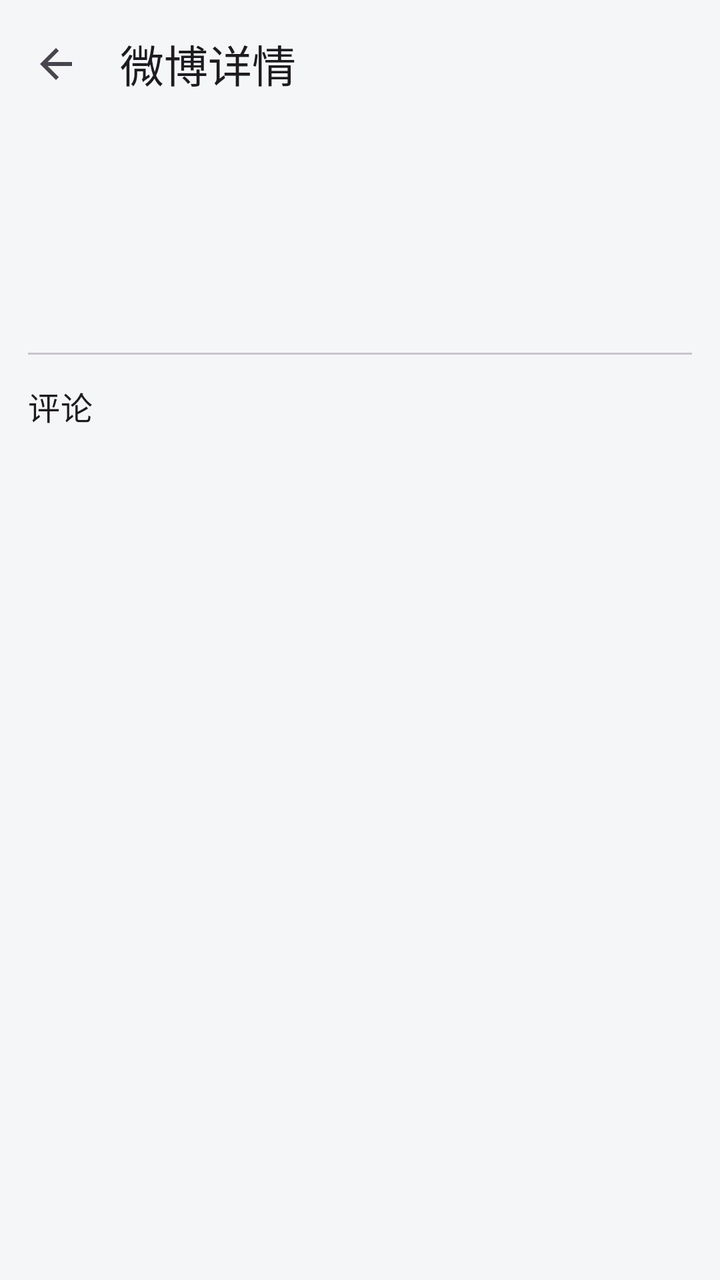
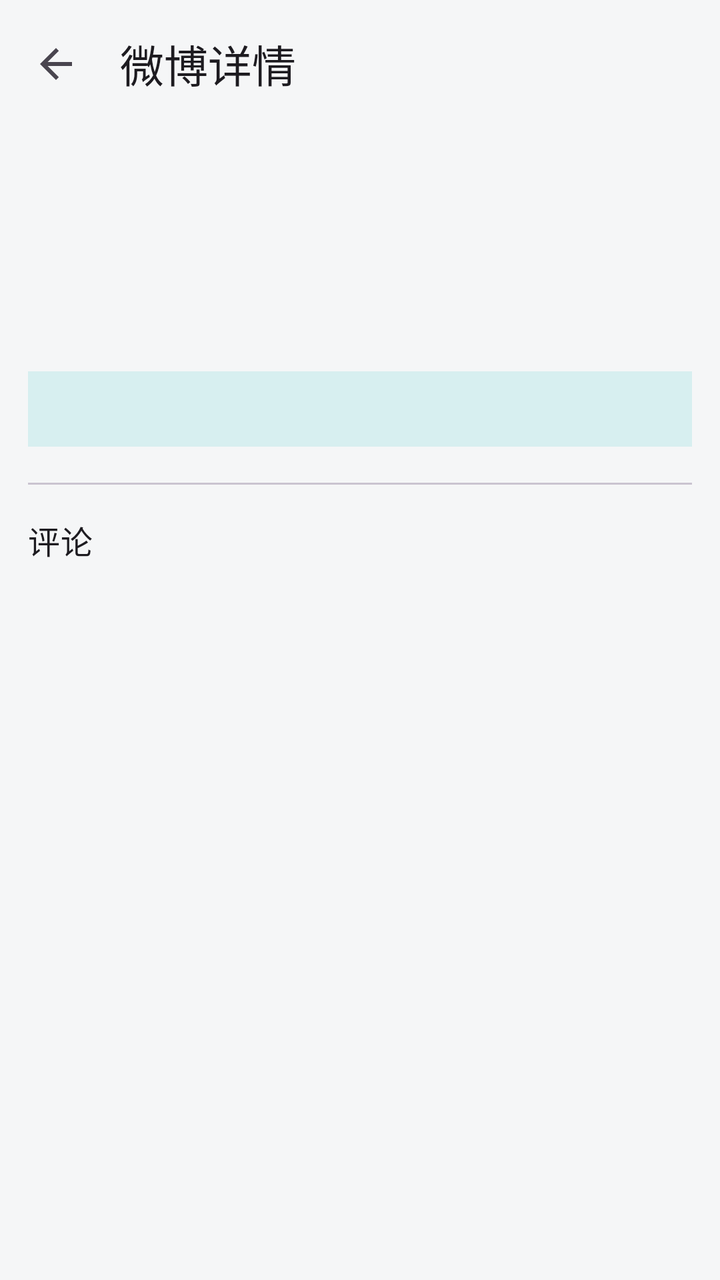

The first picture is an Android layout as it rendered before a commit; the second is the same layout after the commit. The layout source and the unified diff follow.
<!-- AndroidManifest.xml: application theme Theme.EncyclopediaApp -->
<!-- res/layout/activity_weibo_detail.xml -->
<?xml version="1.0" encoding="utf-8"?>
<LinearLayout xmlns:android="http://schemas.android.com/apk/res/android"
    xmlns:app="http://schemas.android.com/apk/res-auto"
    android:layout_width="match_parent"
    android:layout_height="match_parent"
    android:orientation="vertical">

    <com.google.android.material.appbar.MaterialToolbar
        android:id="@+id/toolbar"
        android:layout_width="match_parent"
        android:layout_height="?attr/actionBarSize"
        app:navigationIcon="@drawable/ic_back"
        app:title="微博详情" />

    <com.google.android.material.progressindicator.LinearProgressIndicator
        android:id="@+id/progress"
        android:layout_width="match_parent"
        android:layout_height="wrap_content"
        android:indeterminate="true"
        android:visibility="gone" />

    <androidx.core.widget.NestedScrollView
        android:layout_width="match_parent"
        android:layout_height="0dp"
        android:layout_weight="1"
        android:clipToPadding="false"
        android:paddingBottom="24dp">

        <LinearLayout
            android:layout_width="match_parent"
            android:layout_height="wrap_content"
            android:orientation="vertical"
            android:padding="14dp">

            <TextView
                android:id="@+id/weiboMeta"
                android:layout_width="match_parent"
                android:layout_height="wrap_content"
                android:textColor="@color/text_secondary"
                android:textSize="12sp" />

            <TextView
                android:id="@+id/weiboText"
                android:layout_width="match_parent"
                android:layout_height="wrap_content"
                android:layout_marginTop="10dp"
                android:textIsSelectable="true"
                android:textAppearance="@style/TextAppearance.Material3.BodyLarge" />

            <LinearLayout
                android:id="@+id/weiboPics"
                android:layout_width="match_parent"
                android:layout_height="wrap_content"
                android:layout_marginTop="10dp"
                android:orientation="vertical" />

            <TextView
                android:id="@+id/weiboMetrics"
                android:layout_width="match_parent"
                android:layout_height="wrap_content"
                android:layout_marginTop="10dp"
                android:textColor="@color/text_secondary"
                android:textSize="12sp" />

            <com.google.android.material.divider.MaterialDivider
                android:layout_width="match_parent"
                android:layout_height="wrap_content"
                android:layout_marginTop="14dp" />

            <TextView
                android:id="@+id/commentHeader"
                android:layout_width="match_parent"
                android:layout_height="wrap_content"
                android:layout_marginTop="14dp"
                android:text="评论"
                android:textAppearance="@style/TextAppearance.Material3.TitleMedium" />

            <LinearLayout
                android:id="@+id/commentList"
                android:layout_width="match_parent"
                android:layout_height="wrap_content"
                android:layout_marginTop="4dp"
                android:orientation="vertical" />
        </LinearLayout>
    </androidx.core.widget.NestedScrollView>
</LinearLayout>
<!-- resources referenced by this layout -->
<resources>
  <color name="text_secondary">#606C71</color>
  <!-- drawable ic_back (drawable) -->
  <vector xmlns:android="http://schemas.android.com/apk/res/android"
      android:width="24dp" android:height="24dp" android:viewportWidth="24" android:viewportHeight="24">
      <path android:fillColor="?attr/colorControlNormal" android:pathData="M20,11H7.83l5.59,-5.59L12,4l-8,8 8,8 1.41,-1.41L7.83,13H20v-2z"/>
  </vector>
  <style name="Theme.EncyclopediaApp" parent="Theme.Material3.DayNight.NoActionBar">
          <item name="colorPrimary">@color/primary</item>
          <item name="colorOnPrimary">@color/on_primary</item>
          <item name="colorPrimaryContainer">@color/primary_container</item>
          <item name="colorOnPrimaryContainer">@color/text_primary</item>
          <item name="colorOnSurface">@color/text_primary</item>
          <item name="colorOnSurfaceVariant">@color/text_secondary</item>
          <item name="colorOutline">@color/divider</item>
          <item name="materialCardViewStyle">@style/Widget.Encyclopedia.Card</item>
          <item name="colorSurface">@color/card</item>
          <item name="android:colorBackground">@color/background</item>
          <item name="android:statusBarColor">@color/background</item>
          <item name="android:windowLightStatusBar" tools:targetApi="m">true</item>
          <item name="android:navigationBarColor">@color/surface</item>
          <item name="android:windowLightNavigationBar" tools:targetApi="o_mr1">true</item>
          <item name="android:windowBackground">@color/background</item>
      </style>
  <color name="primary">#087F85</color>
  <color name="on_primary">#FFFFFF</color>
  <color name="primary_container">#D7EFF0</color>
  <color name="text_primary">#202629</color>
  <color name="divider">#DEE4E6</color>
  <style name="Widget.Encyclopedia.Card" parent="Widget.Material3.CardView.Outlined">
          <item name="cardCornerRadius">8dp</item>
          <item name="cardElevation">0dp</item>
          <item name="strokeColor">@color/divider</item>
          <item name="strokeWidth">1dp</item>
      </style>
  <color name="card">#FFFFFF</color>
  <color name="background">#F5F6F7</color>
  <color name="surface">#FFFFFF</color>
</resources>

<!-- the commit's change to res/layout/activity_weibo_detail.xml (unified diff, before → after) -->
@@ -32,46 +32,106 @@
             android:orientation="vertical"
             android:padding="14dp">
 
-            <TextView
-                android:id="@+id/weiboMeta"
+            <LinearLayout
                 android:layout_width="match_parent"
                 android:layout_height="wrap_content"
-                android:textColor="@color/text_secondary"
-                android:textSize="12sp" />
+                android:gravity="center_vertical"
+                android:orientation="horizontal">
+
+                <com.google.android.material.imageview.ShapeableImageView
+                    android:id="@+id/detailAvatar"
+                    android:layout_width="46dp"
+                    android:layout_height="46dp"
+                    android:importantForAccessibility="no"
+                    android:scaleType="centerCrop"
+                    app:shapeAppearanceOverlay="@style/ShapeAppearance.Material3.Corner.Full" />
+
+                <LinearLayout
+                    android:layout_width="0dp"
+                    android:layout_height="wrap_content"
+                    android:layout_marginStart="12dp"
+                    android:layout_weight="1"
+                    android:orientation="vertical">
+
+                    <TextView
+                        android:id="@+id/detailAuthor"
+                        android:layout_width="wrap_content"
+                        android:layout_height="wrap_content"
+                        android:textAppearance="@style/TextAppearance.Material3.TitleMedium" />
+
+                    <TextView
+                        android:id="@+id/weiboMeta"
+                        android:layout_width="wrap_content"
+                        android:layout_height="wrap_content"
+                        android:textColor="@color/text_secondary"
+                        android:textSize="12sp" />
+                </LinearLayout>
+            </LinearLayout>
 
             <TextView
                 android:id="@+id/weiboText"
                 android:layout_width="match_parent"
                 android:layout_height="wrap_content"
-                android:layout_marginTop="10dp"
+                android:layout_marginTop="12dp"
+                android:lineSpacingExtra="4dp"
                 android:textIsSelectable="true"
-                android:textAppearance="@style/TextAppearance.Material3.BodyLarge" />
+                android:textAppearance="@style/TextAppearance.Material3.BodyLarge"
+                android:textSize="16sp" />
 
             <LinearLayout
                 android:id="@+id/weiboPics"
                 android:layout_width="match_parent"
                 android:layout_height="wrap_content"
-                android:layout_marginTop="10dp"
+                android:layout_marginTop="14dp"
                 android:orientation="vertical" />
 
-            <TextView
-                android:id="@+id/weiboMetrics"
+            <LinearLayout
                 android:layout_width="match_parent"
                 android:layout_height="wrap_content"
-                android:layout_marginTop="10dp"
-                android:textColor="@color/text_secondary"
-                android:textSize="12sp" />
+                android:layout_marginTop="14dp"
+                android:background="@color/primary_container"
+                android:orientation="horizontal"
+                android:paddingTop="10dp"
+                android:paddingBottom="10dp">
+
+                <TextView
+                    android:id="@+id/weiboReposts"
+                    android:layout_width="0dp"
+                    android:layout_height="wrap_content"
+                    android:layout_weight="1"
+                    android:gravity="center"
+                    android:textColor="@color/primary_dark"
+                    android:textSize="13sp" />
+
+                <TextView
+                    android:id="@+id/weiboComments"
+                    android:layout_width="0dp"
+                    android:layout_height="wrap_content"
+                    android:layout_weight="1"
+                    android:gravity="center"
+                    android:textColor="@color/primary_dark"
+                    android:textSize="13sp" />
+
+                <TextView
+                    android:id="@+id/weiboLikes"
+                    android:layout_width="0dp"
+                    android:layout_height="wrap_content"
+                    android:layout_weight="1"
+                    android:gravity="center"
+                    android:textColor="@color/primary_dark"
+                    android:textSize="13sp" />
+            </LinearLayout>
 
             <com.google.android.material.divider.MaterialDivider
                 android:layout_width="match_parent"
                 android:layout_height="wrap_content"
-                android:layout_marginTop="14dp" />
+                android:layout_marginTop="18dp" />
 
             <TextView
                 android:id="@+id/commentHeader"
                 android:layout_width="match_parent"
                 android:layout_height="wrap_content"
-                android:layout_marginTop="14dp"
+                android:layout_marginTop="16dp"
                 android:text="评论"
                 android:textAppearance="@style/TextAppearance.Material3.TitleMedium" />
 
<!-- resource entries referenced after the edit -->
@@ -26,6 +26,7 @@
   <color name="primary">#087F85</color>
   <color name="on_primary">#FFFFFF</color>
   <color name="primary_container">#D7EFF0</color>
+  <color name="primary_dark">#086269</color>
   <color name="text_primary">#202629</color>
   <color name="divider">#DEE4E6</color>
   <style name="Widget.Encyclopedia.Card" parent="Widget.Material3.CardView.Outlined">
